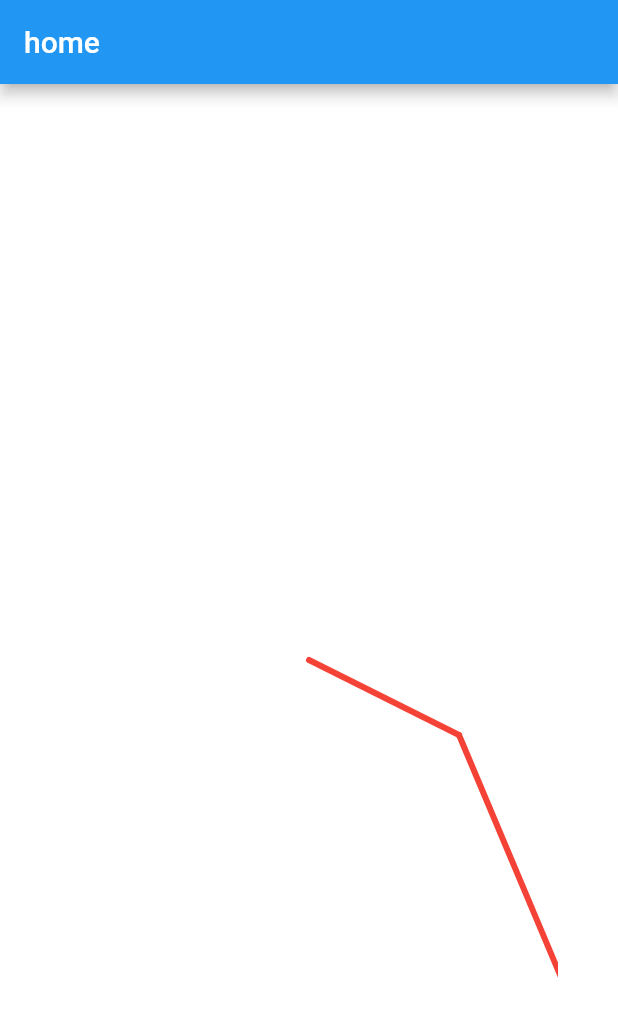
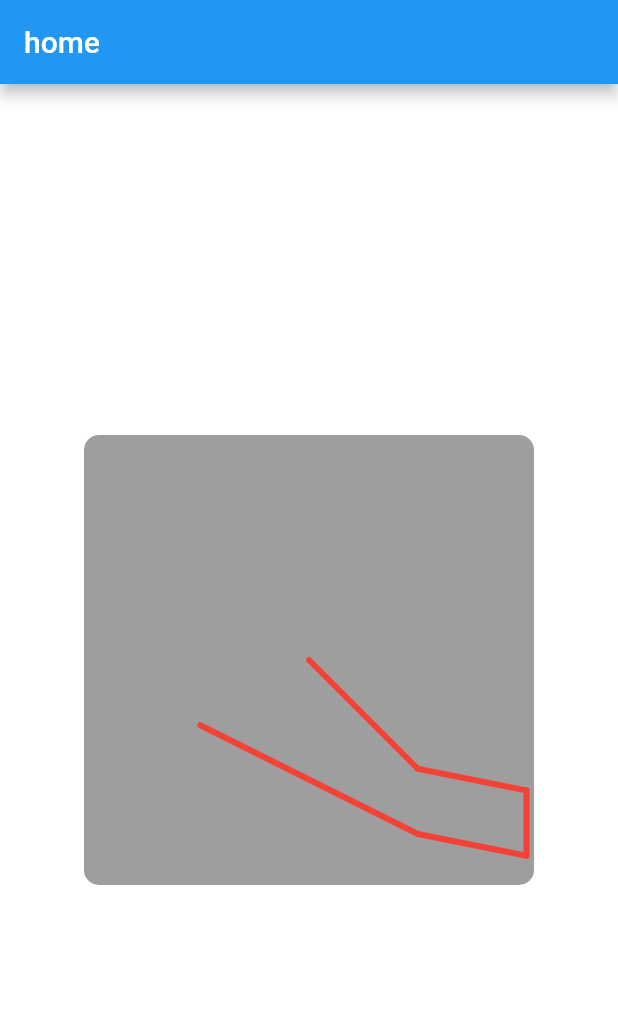
Before and after one commit to Intelligent-Mobile-Systems-Group-2/app, a Flutter app: the screen it shows after launch, on a phone screen of 412 x 824 dp. Shown: the top 1017 px of the screen. Run offline on Flutter 3.47's test engine with Material 2 defaults, Android fonts, the phone set to English and light mode, and no system bars; missing offline and left inert: control_pad.

```diff
--- a/lib/src/app/view/home/home.dart
+++ b/lib/src/app/view/home/home.dart
@@ -10,29 +10,35 @@ class Home extends StatefulWidget {
 
 class _HomeState extends State<Home> {
   Size size = WidgetsBinding.instance!.window.physicalSize;
-
   List<DrawModel> pointsList = [
     DrawModel(const Offset(0, 0)),
-    DrawModel(const Offset(100, 50)),
-    DrawModel(const Offset(500, 1000))
+    DrawModel(const Offset(50, 50)),
+    DrawModel(const Offset(100, 60)),
+    DrawModel(const Offset(100, 60)),
+    DrawModel(const Offset(100, 90)),
+    DrawModel(const Offset(50, 80)),
+    DrawModel(const Offset(-50, 30))
   ];
 
   @override
   Widget build(BuildContext context) {
     return Scaffold(
         appBar: AppBar(
-          title: Text("home"),
+          title: const Text("home"),
         ),
         body: Container(
           color: Colors.white,
-          padding: EdgeInsets.symmetric(horizontal: 40, vertical: 80),
           // Inner yellow container
-          child: ClipRect(
+          child: Center(
+              child: Container(
+            width: 300,
+            height: 300,
+            decoration: BoxDecoration(
+                borderRadius: BorderRadius.circular(10), color: Colors.grey),
             child: CustomPaint(
               painter: MowerMap(pointsList),
-              size: Size(size.width, size.height),
             ),
-          ),
+          )),
         ));
   }
 }
```
Also changed, not shown: lib/src/app/view/Canvas.dart (+46 -5 lines).
